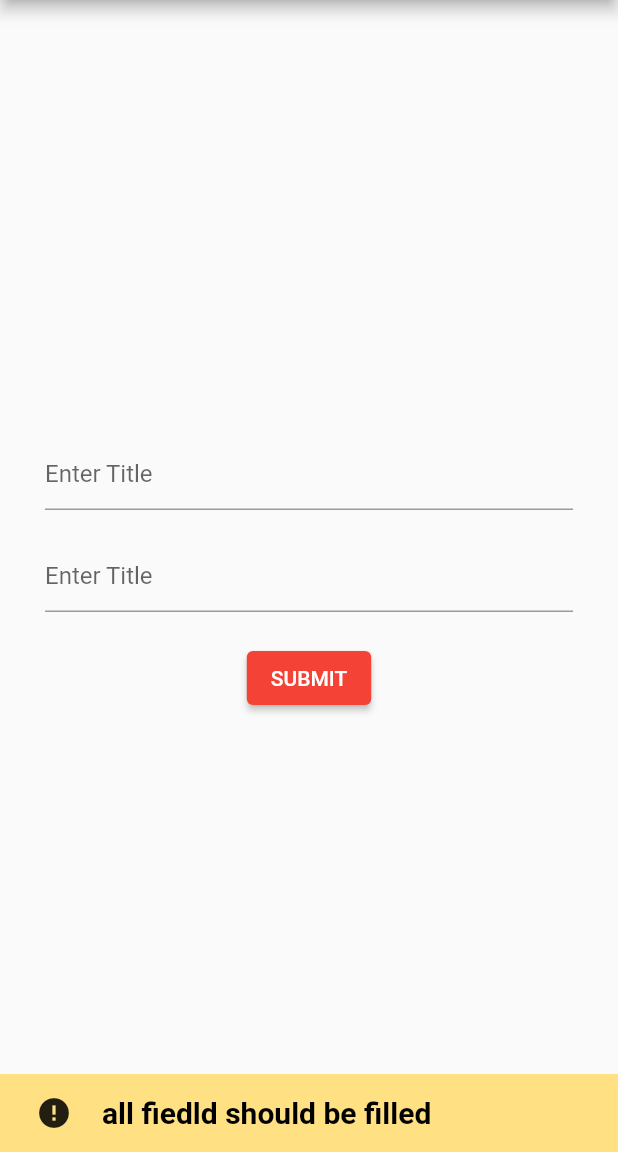
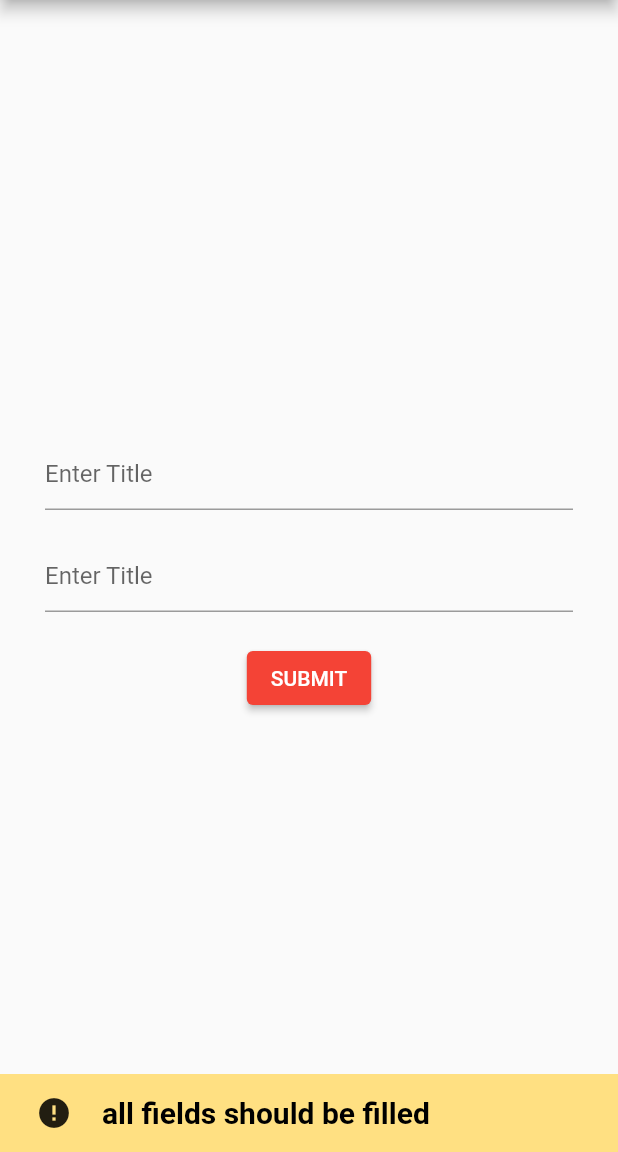
Before and after one commit to hamisirizwan/flutter_forms, a Flutter app: the LoginPage screen opened directly, after a tap on "SUBMIT", on a phone screen of 412 x 824 dp, the part 84-1236 px from its top. Run offline on Flutter 3.47's test engine with Material 2 defaults, Android fonts, the phone set to English and light mode, and no system bars.

Commit message:
corrected some typos

```diff
--- a/lib/pages/LoginPage.dart
+++ b/lib/pages/LoginPage.dart
@@ -48,7 +48,7 @@ class _LoginPageState extends State<LoginPage> {
                               width: 20,
                             ),
                             Text(
-                              "all fiedld should be filled",
+                              "all fields should be filled",
                               style: TextStyle(
                                   color: Colors.black,
                                   fontSize: 20.0,
```
